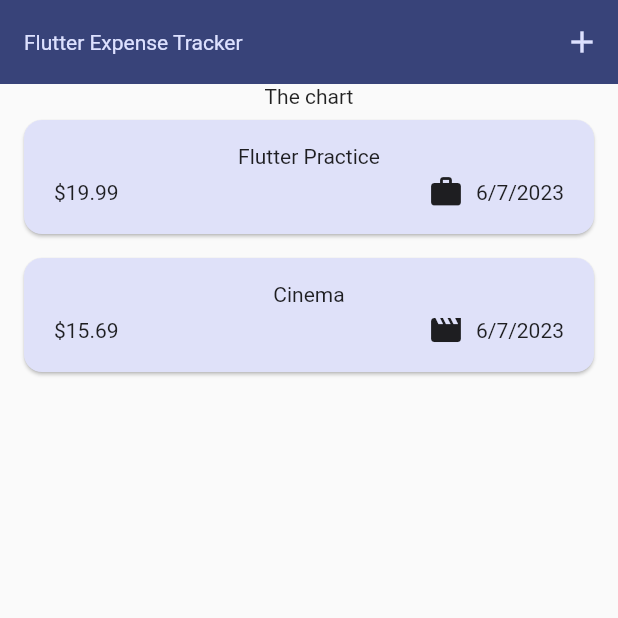
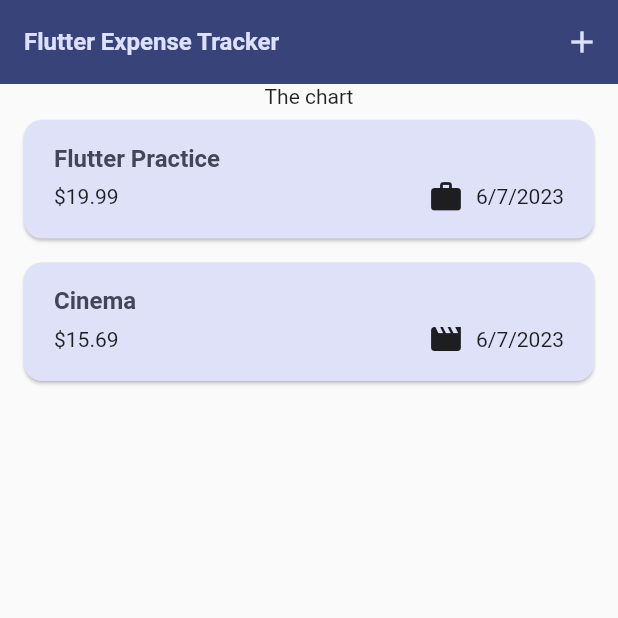
Before and after one commit to Sergio-Al/flutter-expense-tracker, a Flutter app: the screen it shows after launch, on a phone screen of 412 x 824 dp, the top half of it. Run offline on Flutter 3.47's test engine with Material 2 defaults, Android fonts, the phone set to English and light mode, and no system bars.

Commit message:
(copyWith is important) Using theme Data in widgets
We've used copyWith to modify only what we want to be different and leave the rest as default.

```diff
--- a/lib/main.dart
+++ b/lib/main.dart
@@ -13,6 +13,8 @@ void main() {
         colorScheme: kColorScheme,
         appBarTheme: const AppBarTheme().copyWith(
           backgroundColor: kColorScheme.onPrimaryContainer,
+          // this also affects to our text large color, so this will be most important.
+          // try it changing titleLarge => color to Colors.red
           foregroundColor: kColorScheme.primaryContainer,
         ),
         cardTheme: CardTheme().copyWith(
@@ -27,9 +29,9 @@ void main() {
         ),
         textTheme: ThemeData().textTheme.copyWith(
               titleLarge: TextStyle(
-                fontWeight: FontWeight.normal,
+                fontWeight: FontWeight.bold,
                 color: kColorScheme.onSecondaryContainer,
-                fontSize: 14,
+                fontSize: 16,
               ),
             ),
       ),
--- a/lib/widgets/expenses_list/expense_item.dart
+++ b/lib/widgets/expenses_list/expense_item.dart
@@ -15,8 +15,12 @@ class ExpenseItem extends StatelessWidget {
           vertical: 16,
         ),
         child: Column(
+          crossAxisAlignment: CrossAxisAlignment.start,
           children: [
-            Text(expense.title),
+            Text(
+              expense.title,
+              style: Theme.of(context).textTheme.titleLarge,
+            ),
             const SizedBox(height: 4),
             Row(
               children: [
--- a/lib/widgets/expenses_list/expenses_list.dart
+++ b/lib/widgets/expenses_list/expenses_list.dart
@@ -18,6 +18,12 @@ class ExpensesList extends StatelessWidget {
     return ListView.builder(
       itemCount: expenses.length,
       itemBuilder: (ctx, index) => Dismissible(
+        background: Container(
+          color: Theme.of(context).colorScheme.error.withOpacity(0.60),
+          margin: EdgeInsets.symmetric(
+            horizontal: Theme.of(context).cardTheme.margin!.horizontal,
+          ),
+        ),
         key: ValueKey(expenses[index]),
         onDismissed: (direction) {
           onRemoveExpense(expenses[index]);
```
